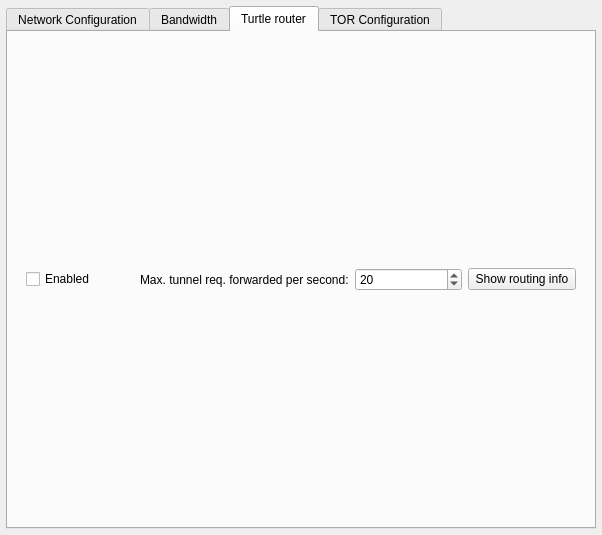
First picture: the form in retroshare-gui/src/gui/settings/ServerPage.ui, repository RetroShare/RetroShare, before the edit.
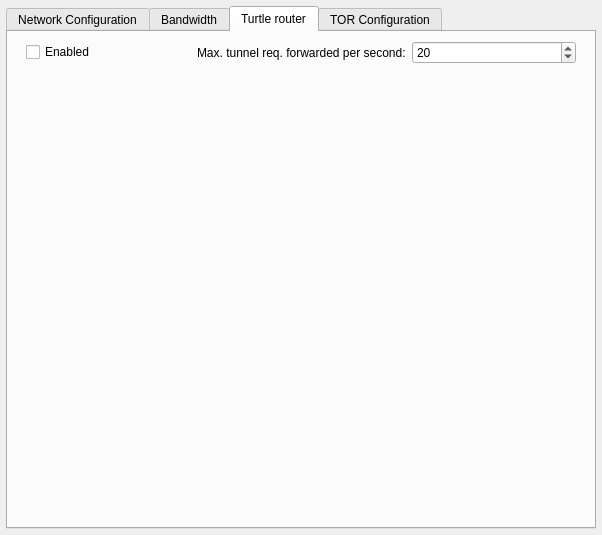
Second picture: the form after the edit. The open tabs and pages were chosen to show the change. Icons and pictures are not drawn.

Commit message: Removed Turtle/Router Stats from settings page, its visible via Statistics Window

Diff of the .ui file:
```diff
--- a/retroshare-gui/src/gui/settings/ServerPage.ui
+++ b/retroshare-gui/src/gui/settings/ServerPage.ui
@@ -540,15 +540,21 @@
            </property>
           </widget>
          </item>
-         <item>
-          <widget class="QPushButton" name="_routing_info_PB">
-           <property name="text">
-            <string>Show routing info</string>
-           </property>
-          </widget>
-         </item>
         </layout>
        </item>
+       <item>
+        <spacer name="verticalSpacer_4">
+         <property name="orientation">
+          <enum>Qt::Vertical</enum>
+         </property>
+         <property name="sizeHint" stdset="0">
+          <size>
+           <width>20</width>
+           <height>40</height>
+          </size>
+         </property>
+        </spacer>
+       </item>
       </layout>
      </widget>
      <widget class="QWidget" name="TorTAB">
```
Left out of the diff: 2 changed lines with no effect on the pictures. The commit also changes 2 other files.
